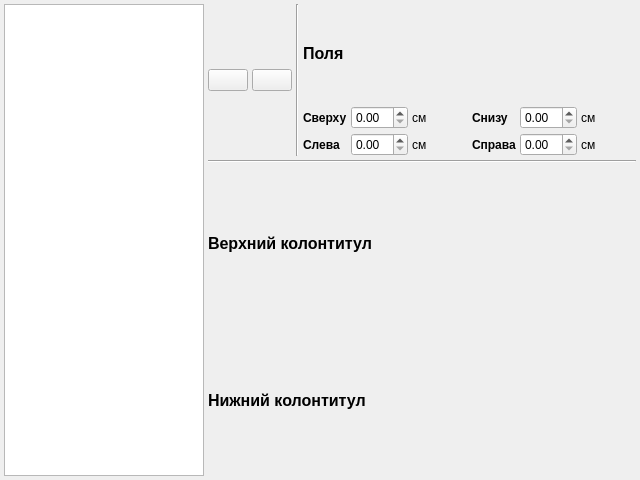
Above: src/main/sectioncontroldialog.ui from Gris87/ProtocolCreator before the change. Below: the same form after it.
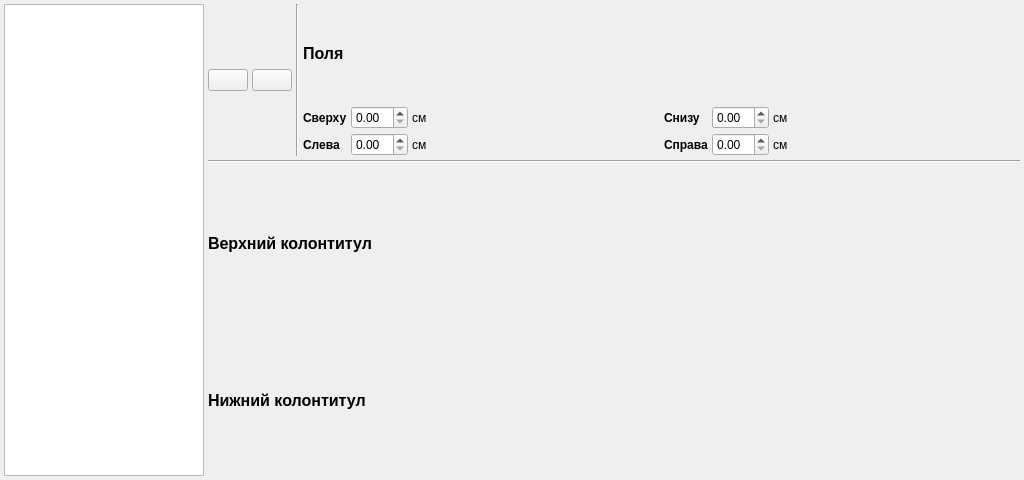
That is the form after the change. Icons and pictures are not drawn.

What changed in the file:
```diff
--- a/src/main/sectioncontroldialog.ui
+++ b/src/main/sectioncontroldialog.ui
@@ -6,7 +6,7 @@
    <rect>
     <x>0</x>
     <y>0</y>
-    <width>640</width>
+    <width>1024</width>
     <height>480</height>
    </rect>
   </property>
```
